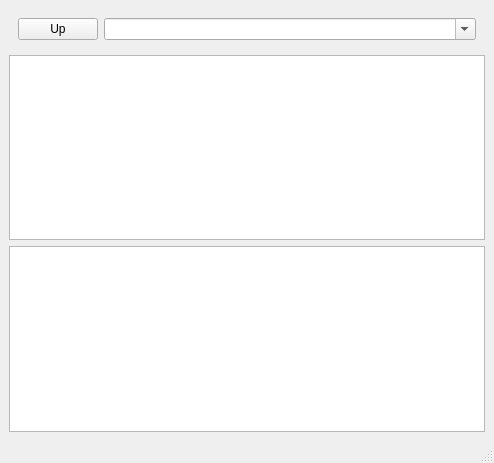
Old version of the form 13/6/1/fileexplorer.ui in the repository jurikimurik/QT__introduction_exercises.
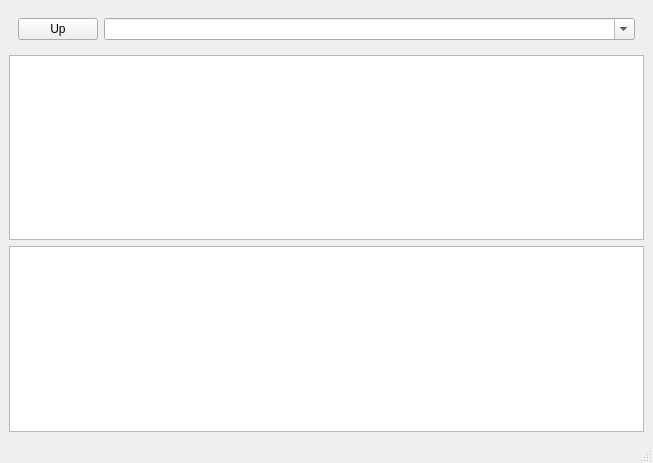
New version of the form.

Commit message: 13.6.1: Connections were created.

Patch:
```diff
--- a/13/6/1/fileexplorer.ui
+++ b/13/6/1/fileexplorer.ui
@@ -6,7 +6,7 @@
    <rect>
     <x>0</x>
     <y>0</y>
-    <width>494</width>
+    <width>653</width>
     <height>463</height>
    </rect>
   </property>
```
Left out of the diff: 63 changed lines with no effect on the pictures. The commit also changes 2 other files.
